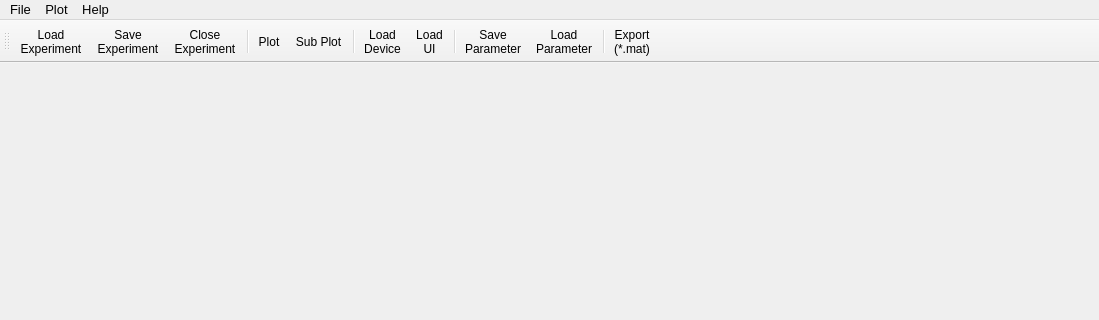
Before: the Qt Designer form mainwindow.ui in ConverterLabs/LabAnalyser, drawn with Qt 5; both pictures show x 0 to 1099 and y 0 to 320 of the 1099 by 684 pixel window.
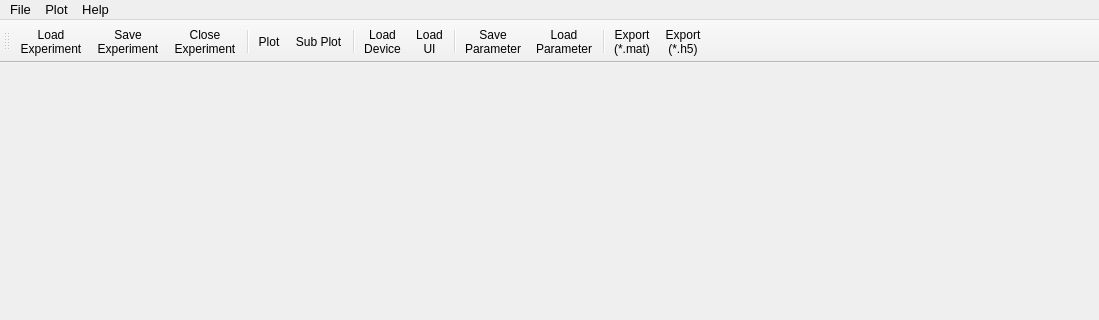
After: the same form once the commit is applied. Icons and pictures are not drawn. Custom widgets are drawn as their Qt base class.

Commit message: Added HDF5 Export

```diff
--- a/mainwindow.ui
+++ b/mainwindow.ui
@@ -144,6 +144,7 @@
    <addaction name="actionLoad_Parameter_File"/>
    <addaction name="separator"/>
    <addaction name="actionDaten_Exportieren_mat"/>
+   <addaction name="actionExport_Data_h5"/>
   </widget>
   <widget class="QDockWidget" name="ParameterDock">
    <property name="sizePolicy">
@@ -571,6 +572,19 @@
     <string>About</string>
    </property>
   </action>
+  <action name="actionExport_Data_h5">
+   <property name="icon">
+    <iconset resource="resources.qrc">
+     <normaloff>:/icons/icons/file-code-line (1).png</normaloff>:/icons/icons/file-code-line (1).png</iconset>
+   </property>
+   <property name="text">
+    <string>Export Data (*.h5)</string>
+   </property>
+   <property name="iconText">
+    <string>Export 
+(*.h5)</string>
+   </property>
+  </action>
  </widget>
  <layoutdefault spacing="6" margin="11"/>
  <customwidgets>
```
Left out of the diff: 1 changed line with no effect on the pictures. The commit also changes 13 other files.
